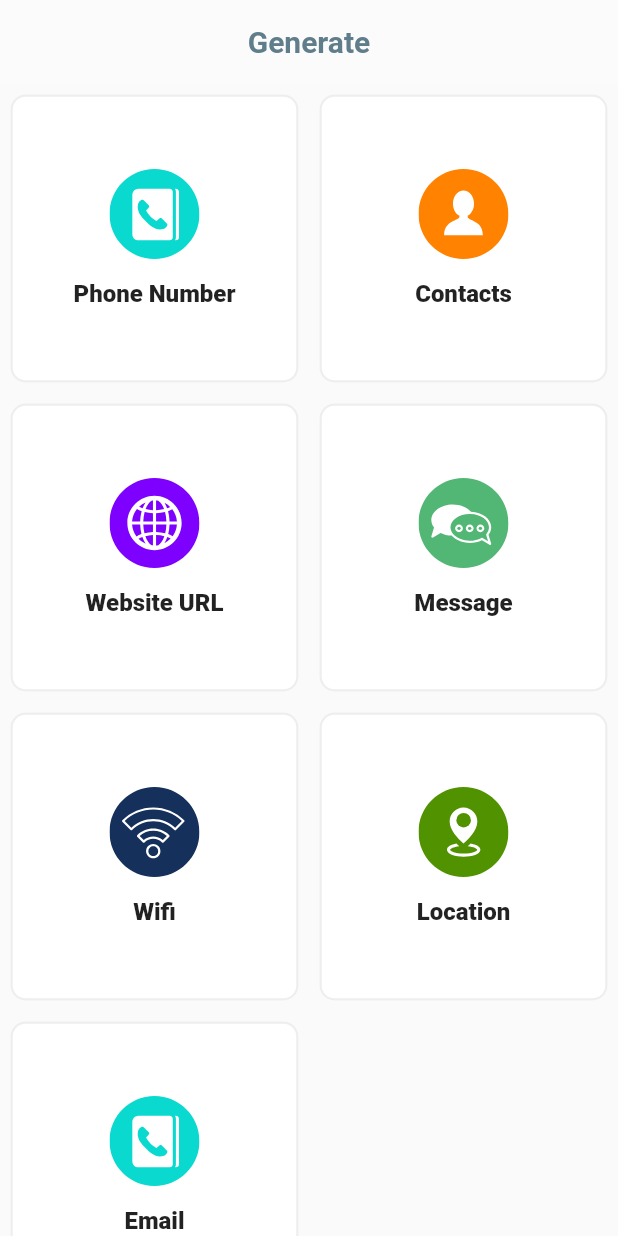
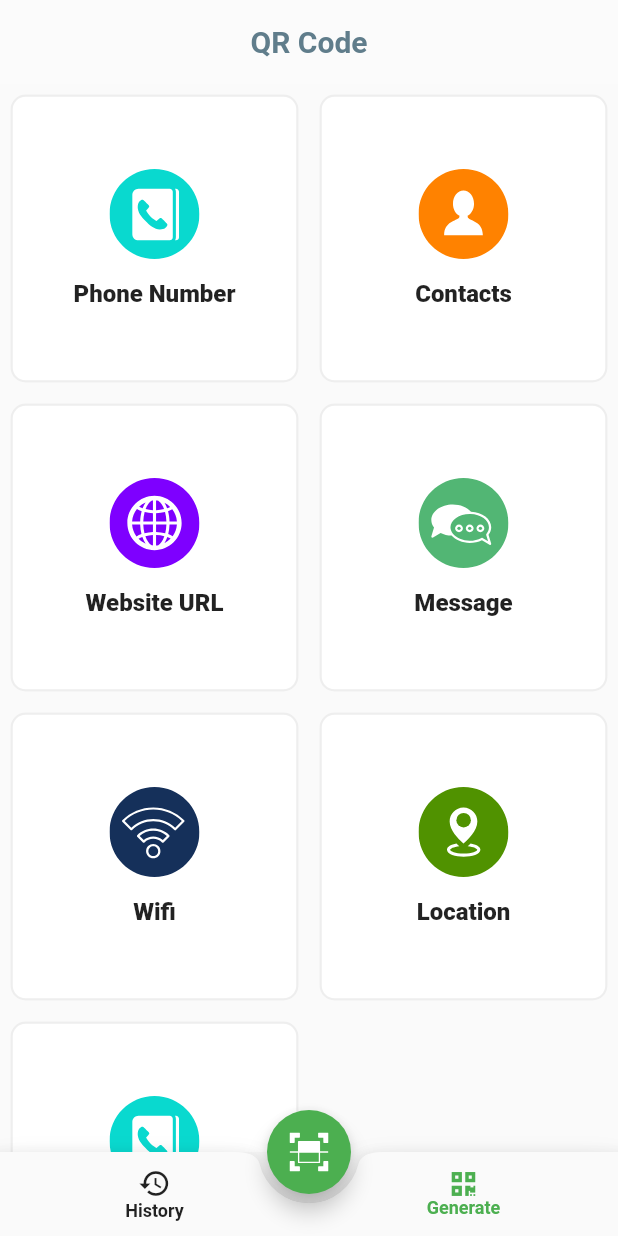
Before and after one commit to nividata-consultancy/qrcode-scanner, a Flutter app: the screen it shows after launch, on a phone screen of 412 x 824 dp. Run offline on Flutter 3.47's test engine with Material 2 defaults, Android fonts, the phone set to English and light mode, and no system bars; our stand-ins replace flutter_svg, font_awesome_flutter; missing offline and left inert: barcode_scan.

Commit message:
Integrated BottomNavigation at Landing screen

```diff
--- a/qr_code_scanner/lib/main.dart
+++ b/qr_code_scanner/lib/main.dart
@@ -1,10 +1,27 @@
+import 'package:barcode_scan/barcode_scan.dart';
 import 'package:flutter/material.dart';
+import 'package:flutter/services.dart';
+import 'package:flutter_svg/flutter_svg.dart';
+import 'package:font_awesome_flutter/font_awesome_flutter.dart';
+import 'package:qr_code_scanner/res/strings.dart';
 import 'package:qr_code_scanner/screens/landing_screen.dart';
 
 void main() => runApp(MyApp());
 
-class MyApp extends StatelessWidget {
+class MyApp extends StatefulWidget {
   // This widget is the root of your application.
+  @override
+  _MyAppState createState() => _MyAppState();
+}
+
+class _MyAppState extends State<MyApp> {
+  String barcode = "";
+
+  @override
+  void initState() {
+    super.initState();
+  }
+
   @override
   Widget build(BuildContext context) {
     return MaterialApp(
@@ -13,7 +30,70 @@ class MyApp extends StatelessWidget {
       theme: ThemeData(
         primarySwatch: Colors.blue,
       ),
-      home: QRCodeGenerator(),
+      home: Scaffold(
+        body: QRCodeGenerator(),
+        floatingActionButton: FloatingActionButton(
+          onPressed: scan,
+          backgroundColor: Colors.green,
+          child: SvgPicture.asset(
+            'assests/icons/scan.svg',
+            color: Colors.white,
+            height: 26,
+            width: 26,
+          ),
+        ),
+        bottomNavigationBar: BottomAppBar(
+          shape: CircularNotchedRectangle(),
+          clipBehavior: Clip.antiAlias,
+          notchMargin: 6.0,
+          child: BottomNavigationBar(
+              selectedItemColor: Colors.green,
+              type: BottomNavigationBarType.fixed,
+              currentIndex: 1,
+              selectedLabelStyle: TextStyle(
+                  color: Colors.green,
+                  fontWeight: FontWeight.bold,
+                  fontSize: 12.0),
+              unselectedItemColor: Colors.black87,
+              unselectedLabelStyle:
+                  TextStyle(fontWeight: FontWeight.bold, fontSize: 12.0),
+              items: [
+                BottomNavigationBarItem(
+                    icon: Icon(
+                      Icons.history,
+                      size: 22.0,
+                    ),
+                    title: Text(Strings.lbl_history)),
+                BottomNavigationBarItem(
+                    icon: Icon(
+                      FontAwesomeIcons.qrcode,
+                      size: 18.0,
+                    ),
+                    title: Text(Strings.lbl_generate))
+              ]),
+        ),
+        floatingActionButtonLocation: FloatingActionButtonLocation.centerDocked,
+      ),
     );
   }
+
+  Future scan() async {
+    try {
+      String barcode = await BarcodeScanner.scan();
+      setState(() => this.barcode = barcode);
+    } on PlatformException catch (e) {
+      if (e.code == BarcodeScanner.CameraAccessDenied) {
+        setState(() {
+          this.barcode = 'The user did not grant the camera permission!';
+        });
+      } else {
+        setState(() => this.barcode = 'Unknown error: $e');
+      }
+    } on FormatException {
+      setState(() => this.barcode =
+          'null (User returned using the "back"-button before scanning anything. Result)');
+    } catch (e) {
+      setState(() => this.barcode = 'Unknown error: $e');
+    }
+  }
 }
--- a/qr_code_scanner/lib/res/strings.dart
+++ b/qr_code_scanner/lib/res/strings.dart
@@ -1,3 +1,5 @@
 class Strings {
+  static const String lbl_qr_code = "QR Code";
   static const String lbl_generate = "Generate";
+  static const String lbl_history = "History";
 }
--- a/qr_code_scanner/lib/screens/landing_screen.dart
+++ b/qr_code_scanner/lib/screens/landing_screen.dart
@@ -2,7 +2,6 @@ import 'dart:convert';
 
 import 'package:flutter/material.dart';
 import 'package:flutter_svg/svg.dart';
-import 'package:qr_code_scanner/models/QRGenerator.dart';
 import 'package:qr_code_scanner/res/strings.dart';
 
 class QRCodeGenerator extends StatelessWidget {
@@ -12,7 +11,7 @@ class QRCodeGenerator extends StatelessWidget {
       appBar: AppBar(
         centerTitle: true,
         title: Text(
-          Strings.lbl_generate,
+          Strings.lbl_qr_code,
           style: TextStyle(color: Colors.blueGrey, fontWeight: FontWeight.bold),
         ),
         elevation: 0.0,
@@ -26,6 +25,7 @@ class QRCodeGenerator extends StatelessWidget {
             var qrItems = json.decode(snapshot.data.toString());
 
             return GridView.builder(
+              padding: EdgeInsets.only(bottom: 40.0),
               itemBuilder: (BuildContext context, int index) {
                 return gridView(qrItems, index);
               },
--- a/qr_code_scanner/pubspec.yaml
+++ b/qr_code_scanner/pubspec.yaml
@@ -9,6 +9,10 @@ environment:
 dependencies:
   flutter_svg: ^0.14.4
   json_annotation: ^2.0.0
+  font_awesome_flutter: ^8.5.0
+  path_provider: ^0.4.1
+  barcode_scan: ^0.0.4
+  qr_flutter: ^2.0.0
   flutter:
     sdk: flutter
 
```
Also changed, not shown: qr_code_scanner/assests/icons/scan.svg (added).
